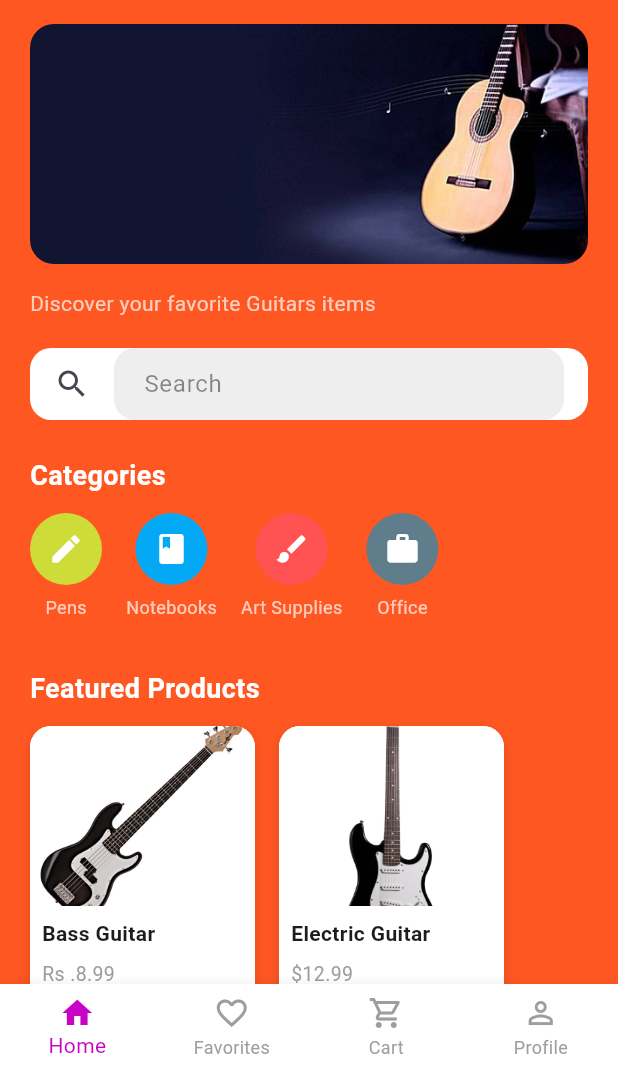
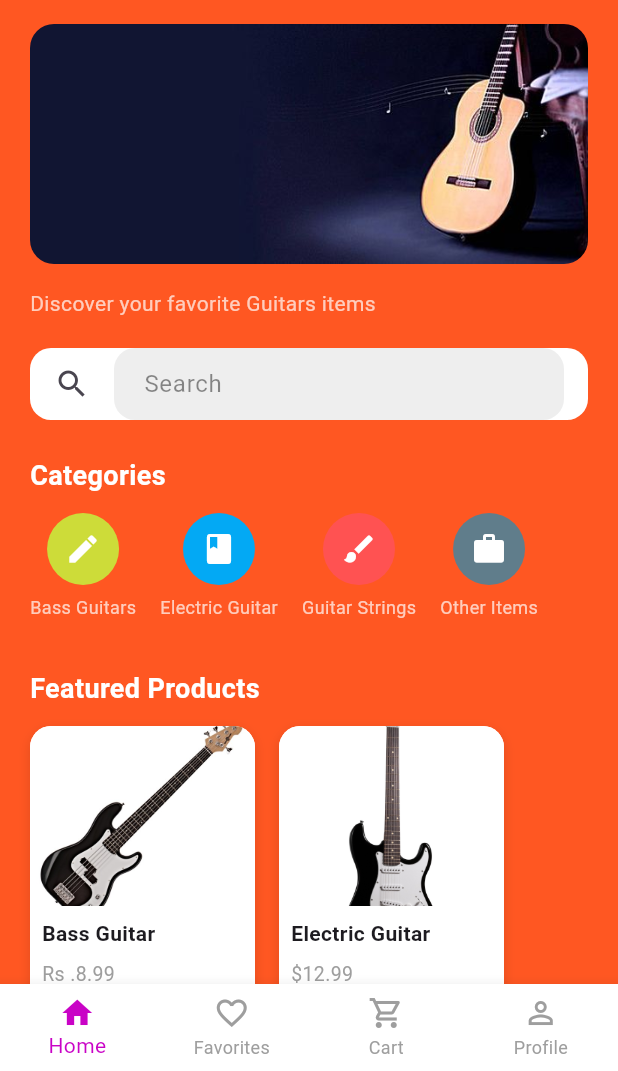
Before and after one commit to thisisdipesh/guitarhaus_mobileapp_assignment, a Flutter app: the DashboardScreen screen opened by its route, on a phone screen of 412 x 824 dp, the part 165-1236 px from its top. Run offline on Flutter 3.47's test engine with Material 3 defaults, Android fonts, the phone set to English and light mode, and no system bars; Roboto replaces fonts that are missing (Ubuntu, Ubuntu-Bold).

Commit message:
sprint 2

```diff
--- a/lib/bottom_navigation_screen/dashboard_screen.dart
+++ b/lib/bottom_navigation_screen/dashboard_screen.dart
@@ -14,10 +14,10 @@ class _DashboardScreenState extends State<DashboardScreen> {
   int currentIndex = 0;
 
   final List<Map<String, dynamic>> categories = [
-    {"icon": Icons.edit, "label": "Pens", "color": Colors.lime},
-    {"icon": Icons.book, "label": "Notebooks", "color": Colors.lightBlue},
-    {"icon": Icons.brush, "label": "Art Supplies", "color": Colors.redAccent},
-    {"icon": Icons.work, "label": "Office", "color": Colors.blueGrey},
+    {"icon": Icons.edit, "label": "Bass Guitars", "color": Colors.lime},
+    {"icon": Icons.book, "label": "Electric Guitar", "color": Colors.lightBlue},
+    {"icon": Icons.brush, "label": "Guitar Strings", "color": Colors.redAccent},
+    {"icon": Icons.work, "label": "Other Items", "color": Colors.blueGrey},
   ];
 
   final List<Map<String, dynamic>> featuredProducts = [
```
